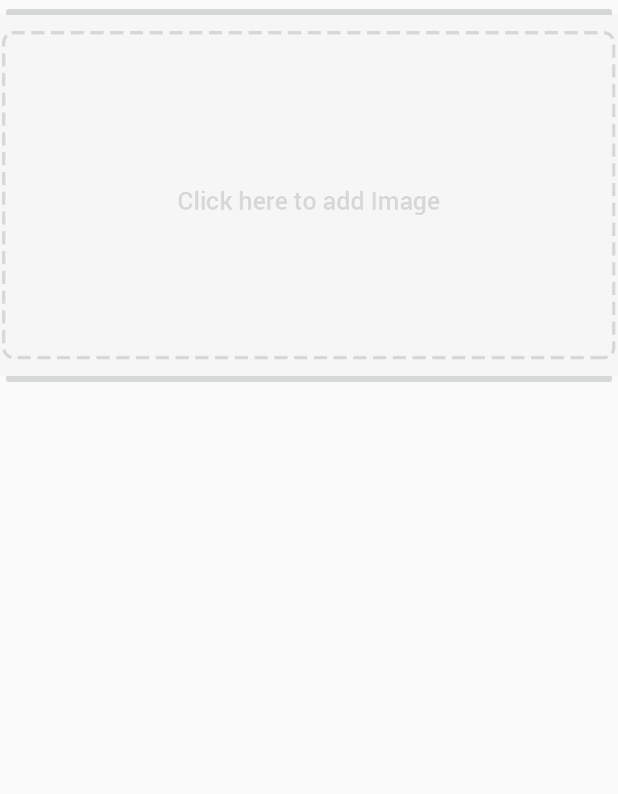
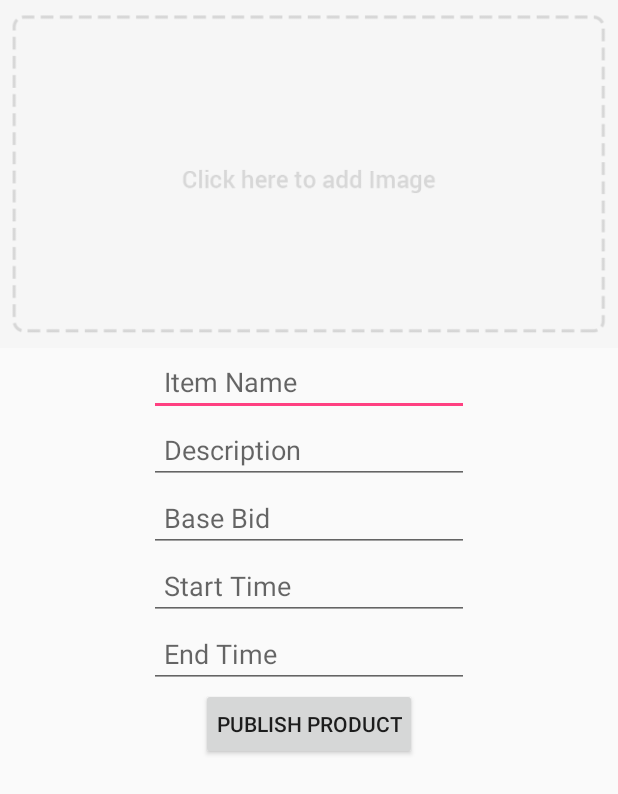
Before and after one commit to MetalDent/AuctionApp, an Android app: the AddPostActivity screen opened directly, with no data from a screen before it, on a phone screen of 412 x 824 dp. Shown: the top 794 px of the screen. Run offline under Robolectric (Android 15) with nearby library versions, the phone set to English and light mode, and no system bars.

Commit message:
Added AddPostActivity

```diff
--- a/app/src/main/res/layout/activity_add_post.xml
+++ b/app/src/main/res/layout/activity_add_post.xml
@@ -7,9 +7,86 @@
     tools:context=".activities.AddPostActivity">
 
 
+    <LinearLayout
+        android:layout_width="match_parent"
+        android:layout_height="wrap_content"
+        android:orientation="vertical">
+
     <ImageButton
-        android:id="@+id/imageButton"
+        android:id="@+id/image_bn"
+        android:layout_width="match_parent"
+        android:layout_height="wrap_content"
+        android:adjustViewBounds="true"
+        android:background="@android:color/transparent"
+        android:scaleType="centerCrop"
+        android:src="@mipmap/add_btn" />
+
+    <EditText
+        android:id="@+id/edit_item_name"
         android:layout_width="wrap_content"
         android:layout_height="wrap_content"
-        android:src="@mipmap/add_btn" />
+        android:paddingTop="10dp"
+        android:paddingLeft="10dp"
+        android:paddingRight="10dp"
+        android:layout_gravity="center_horizontal"
+        android:ems="10"
+        android:hint="Item Name" />
+
+    <EditText
+        android:id="@+id/edit_description"
+        android:layout_width="wrap_content"
+        android:layout_height="wrap_content"
+        android:paddingTop="10dp"
+        android:paddingLeft="10dp"
+        android:paddingRight="10dp"
+        android:layout_gravity="center_horizontal"
+        android:ems="10"
+        android:hint="Description"/>
+
+    <EditText
+        android:id="@+id/edit_base_bid"
+        android:layout_width="wrap_content"
+        android:layout_height="wrap_content"
+        android:paddingTop="10dp"
+        android:paddingLeft="10dp"
+        android:paddingRight="10dp"
+        android:layout_gravity="center_horizontal"
+        android:ems="10"
+        android:hint="Base Bid" />
+
+    <EditText
+        android:id="@+id/edit_start_time"
+        android:layout_width="wrap_content"
+        android:layout_height="wrap_content"
+        android:paddingTop="10dp"
+        android:paddingLeft="10dp"
+        android:paddingRight="10dp"
+        android:layout_gravity="center_horizontal"
+        android:ems="10"
+        android:hint="Start Time" />
+
+    <EditText
+        android:id="@+id/edit_end_time"
+        android:layout_width="wrap_content"
+        android:layout_height="wrap_content"
+        android:paddingTop="10dp"
+        android:paddingLeft="10dp"
+        android:paddingRight="10dp"
+        android:layout_gravity="center_horizontal"
+        android:ems="10"
+        android:hint="End Time" />
+
+    <Button
+        android:layout_width="wrap_content"
+        android:layout_height="wrap_content"
+        android:paddingTop="10dp"
+        android:paddingLeft="10dp"
+        android:paddingRight="10dp"
+        android:layout_gravity="center_horizontal"
+        android:id="@+id/submit_bn"
+        android:text="PUBLISH PRODUCT"/>
+
+
+    </LinearLayout>
+
 </android.support.constraint.ConstraintLayout>
```
